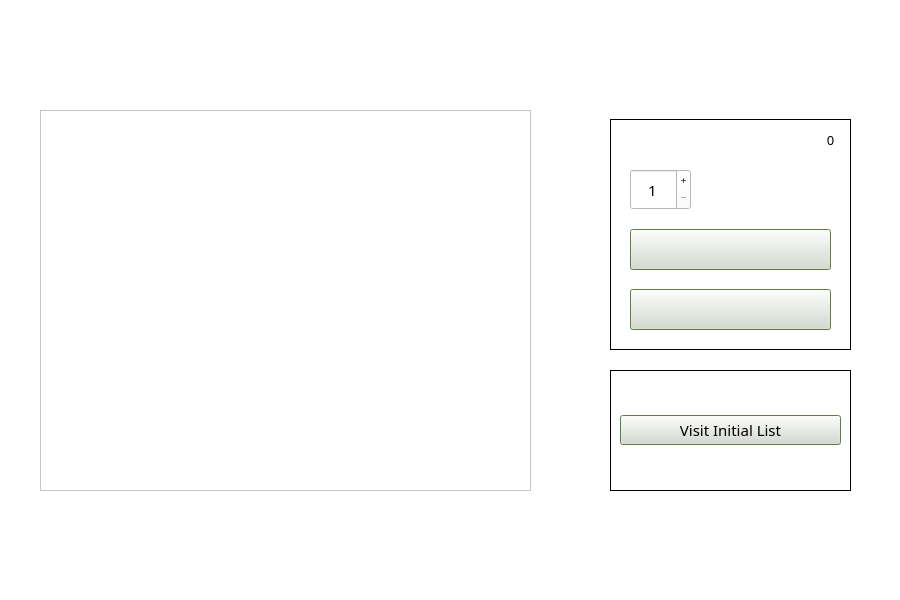
Before: the Qt Designer form schoolStore.ui in DannyCamacho/CollegeConnect, drawn with Qt 5.
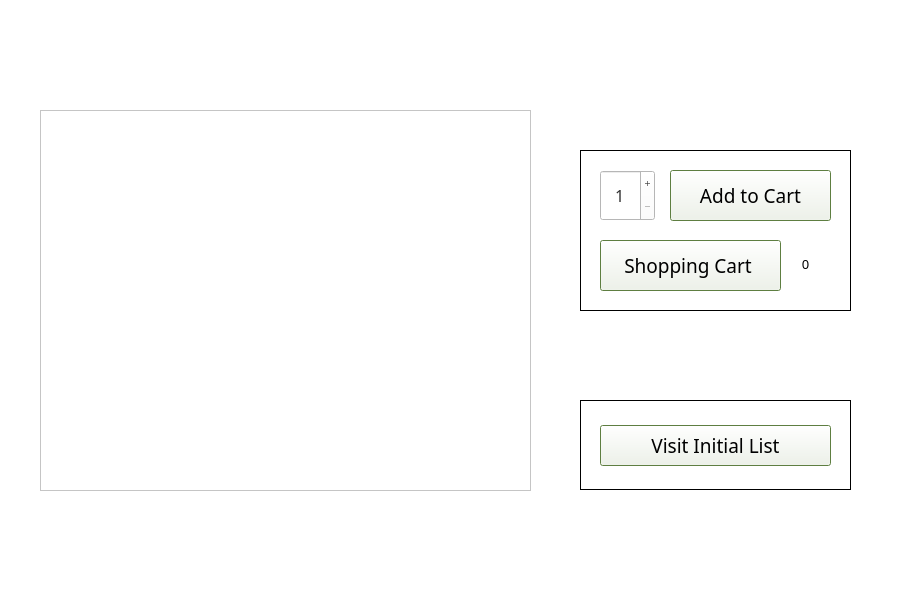
After: the same form once the commit is applied. Icons and pictures are not drawn.

Commit message: schoolStore.ui realignment of objects for better flow

What changed in the file:
```diff
--- a/schoolStore.ui
+++ b/schoolStore.ui
@@ -24,10 +24,10 @@
    <widget class="QFrame" name="frame_5">
     <property name="geometry">
      <rect>
-      <x>610</x>
-      <y>119</y>
-      <width>241</width>
-      <height>231</height>
+      <x>580</x>
+      <y>150</y>
+      <width>271</width>
+      <height>161</height>
      </rect>
     </property>
     <property name="styleSheet">
@@ -44,26 +44,26 @@
      <property name="geometry">
       <rect>
        <x>20</x>
-       <y>50</y>
-       <width>61</width>
-       <height>41</height>
+       <y>20</y>
+       <width>55</width>
+       <height>51</height>
       </rect>
      </property>
      <property name="font">
       <font>
        <family>Mongolian Baiti</family>
-       <pointsize>11</pointsize>
+       <pointsize>12</pointsize>
       </font>
      </property>
      <property name="focusPolicy">
       <enum>Qt::WheelFocus</enum>
      </property>
      <property name="styleSheet">
-      <string notr="true">background-color: rgb(255, 255, 255);
-selection-background-color: rgb(159, 11, 25);
-selection-color: rgb(0, 0, 0);
-selection-background-color: rgb(225, 225, 225);
-</string>
+      <string notr="true">color: rgb(49, 49, 49);
+background-color: rgb(255, 255, 255);
+alternate-background-color: rgb(225, 225, 225);
+selection-color: rgb(49, 49, 49);
+selection-background-color: rgb(118, 158, 81);</string>
      </property>
      <property name="frame">
       <bool>true</bool>
@@ -99,25 +99,34 @@
     <widget class="QPushButton" name="pushButton_4">
      <property name="geometry">
       <rect>
-       <x>20</x>
-       <y>110</y>
-       <width>201</width>
-       <height>41</height>
+       <x>90</x>
+       <y>20</y>
+       <width>161</width>
+       <height>51</height>
       </rect>
      </property>
      <property name="font">
       <font>
        <family>Mongolian Baiti</family>
-       <pointsize>11</pointsize>
+       <pointsize>14</pointsize>
       </font>
      </property>
      <property name="styleSheet">
-      <string notr="true">background-color: rgb(225, 225, 225);
-color: rgb(0, 0, 0);
-</string>
+      <string notr="true">background-color:  rgb(255, 255, 255);
+border-style: outset;
+border-width: 2px;
+border-radius: 10px;
+border-color:rgb(118, 158, 81);
+min-width: 10em;
+padding: 6px;
+
+QPushButton#visit_store_button: clicked {
+	background-color: rgb(118, 158, 81);
+    border-style: inset;
+}</string>
      </property>
      <property name="text">
-      <string/>
+      <string>Add to Cart</string>
      </property>
      <property name="icon">
       <iconset>
@@ -140,24 +149,36 @@
      <property name="geometry">
       <rect>
        <x>20</x>
-       <y>170</y>
-       <width>201</width>
-       <height>41</height>
+       <y>90</y>
+       <width>181</width>
+       <height>51</height>
       </rect>
      </property>
      <property name="font">
       <font>
        <family>Mongolian Baiti</family>
-       <pointsize>11</pointsize>
+       <pointsize>14</pointsize>
       </font>
      </property>
+     <property name="layoutDirection">
+      <enum>Qt::RightToLeft</enum>
+     </property>
      <property name="styleSheet">
-      <string notr="true">background-color: rgb(225, 225, 225);
-color: rgb(0, 0, 0);
-</string>
+      <string notr="true">background-color:  rgb(255, 255, 255);
+border-style: outset;
+border-width: 2px;
+border-radius: 10px;
+border-color:rgb(118, 158, 81);
+min-width: 10em;
+padding: 6px;
+
+QPushButton#visit_store_button: clicked {
+	background-color: rgb(118, 158, 81);
+    border-style: inset;
+}</string>
      </property>
      <property name="text">
-      <string/>
+      <string>Shopping Cart </string>
      </property>
      <property name="icon">
       <iconset resource="resources/resources.qrc">
@@ -176,37 +197,12 @@
       <bool>true</bool>
      </property>
     </widget>
-    <widget class="QLabel" name="cartQuantity">
+    <widget class="QFrame" name="bubble_frame">
      <property name="geometry">
       <rect>
        <x>200</x>
-       <y>0</y>
-       <width>41</width>
-       <height>41</height>
-      </rect>
-     </property>
-     <property name="font">
-      <font>
-       <family>Bahnschrift</family>
-       <pointsize>10</pointsize>
-      </font>
-     </property>
-     <property name="styleSheet">
-      <string notr="true">background: none;</string>
-     </property>
-     <property name="text">
-      <string>0</string>
-     </property>
-     <property name="alignment">
-      <set>Qt::AlignCenter</set>
-     </property>
-    </widget>
-    <widget class="QFrame" name="frame_7">
-     <property name="geometry">
-      <rect>
-       <x>200</x>
-       <y>0</y>
-       <width>41</width>
+       <y>95</y>
+       <width>51</width>
        <height>41</height>
       </rect>
      </property>
@@ -225,15 +221,56 @@
      <property name="frameShadow">
       <enum>QFrame::Plain</enum>
      </property>
+     <widget class="QLabel" name="cart_quantity_display">
+      <property name="geometry">
+       <rect>
+        <x>0</x>
+        <y>-2</y>
+        <width>51</width>
+        <height>41</height>
+       </rect>
+      </property>
+      <property name="font">
+       <font>
+        <family>Mongolian Baiti</family>
+        <pointsize>10</pointsize>
+       </font>
+      </property>
+      <property name="styleSheet">
+       <string notr="true">background: none;</string>
+      </property>
+      <property name="text">
+       <string>0</string>
+      </property>
+      <property name="alignment">
+       <set>Qt::AlignCenter</set>
+      </property>
+     </widget>
+     <widget class="QLabel" name="bubble_photo">
+      <property name="geometry">
+       <rect>
+        <x>0</x>
+        <y>0</y>
+        <width>51</width>
+        <height>41</height>
+       </rect>
+      </property>
+      <property name="styleSheet">
+       <string notr="true">image: url(:/bubble-removebg.png);</string>
+      </property>
+      <property name="text">
+       <string/>
+      </property>
+     </widget>
     </widget>
    </widget>
    <widget class="QFrame" name="frame_4">
     <property name="geometry">
      <rect>
-      <x>610</x>
-      <y>370</y>
-      <width>241</width>
-      <height>121</height>
+      <x>580</x>
+      <y>400</y>
+      <width>271</width>
+      <height>90</height>
      </rect>
     </property>
     <property name="styleSheet">
@@ -246,50 +283,61 @@
     <property name="frameShadow">
      <enum>QFrame::Plain</enum>
     </property>
-    <widget class="QWidget" name="verticalLayoutWidget">
+    <widget class="QPushButton" name="initial_list_pushButton">
      <property name="geometry">
       <rect>
-       <x>10</x>
-       <y>10</y>
-       <width>221</width>
-       <height>101</height>
+       <x>20</x>
+       <y>25</y>
+       <width>231</width>
+       <height>41</height>
       </rect>
      </property>
-     <layout class="QVBoxLayout" name="verticalLayout">
-      <item>
-       <widget class="QPushButton" name="pushButton">
-        <property name="maximumSize">
-         <size>
-          <width>16777215</width>
-          <height>30</height>
-         </size>
-        </property>
-        <property name="font">
-         <font>
-          <family>Mongolian Baiti</family>
-          <pointsize>11</pointsize>
-          <bold>false</bold>
-         </font>
-        </property>
-        <property name="styleSheet">
-         <string notr="true">background-color: rgb(225, 225, 225);
-color: rgb(0, 0, 0);</string>
-        </property>
-        <property name="text">
-         <string>Visit Initial List</string>
-        </property>
-        <property name="autoDefault">
-         <bool>true</bool>
-        </property>
-        <property name="default">
-         <bool>true</bool>
-        </property>
-        <property name="flat">
-         <bool>false</bool>
-        </property>
-       </widget>
-      </item>
-     </layout>
+     <property name="minimumSize">
+      <size>
+       <width>0</width>
+       <height>0</height>
+      </size>
+     </property>
+     <property name="maximumSize">
+      <size>
+       <width>16777215</width>
+       <height>16777215</height>
+      </size>
+     </property>
+     <property name="font">
+      <font>
+       <family>Mongolian Baiti</family>
+       <pointsize>14</pointsize>
+       <weight>50</weight>
+       <bold>false</bold>
+      </font>
+     </property>
+     <property name="styleSheet">
+      <string notr="true">background-color:  rgb(255, 255, 255);
+border-style: outset;
+border-width: 2px;
+border-radius: 10px;
+border-color:rgb(118, 158, 81);
+min-width: 10em;
+padding: 6px;
+
+QPushButton#visit_store_button: clicked {
+	background-color: rgb(118, 158, 81);
+    border-style: inset;
+}</string>
+     </property>
+     <property name="text">
+      <string>Visit Initial List</string>
+     </property>
+     <property name="autoDefault">
+      <bool>true</bool>
+     </property>
+     <property name="default">
+      <bool>true</bool>
+     </property>
+     <property name="flat">
+      <bool>false</bool>
+     </property>
     </widget>
    </widget>
    <widget class="QFrame" name="frame">
```
Left out of the diff: 16 changed lines with no effect on the pictures. The commit also changes 6 other files.
